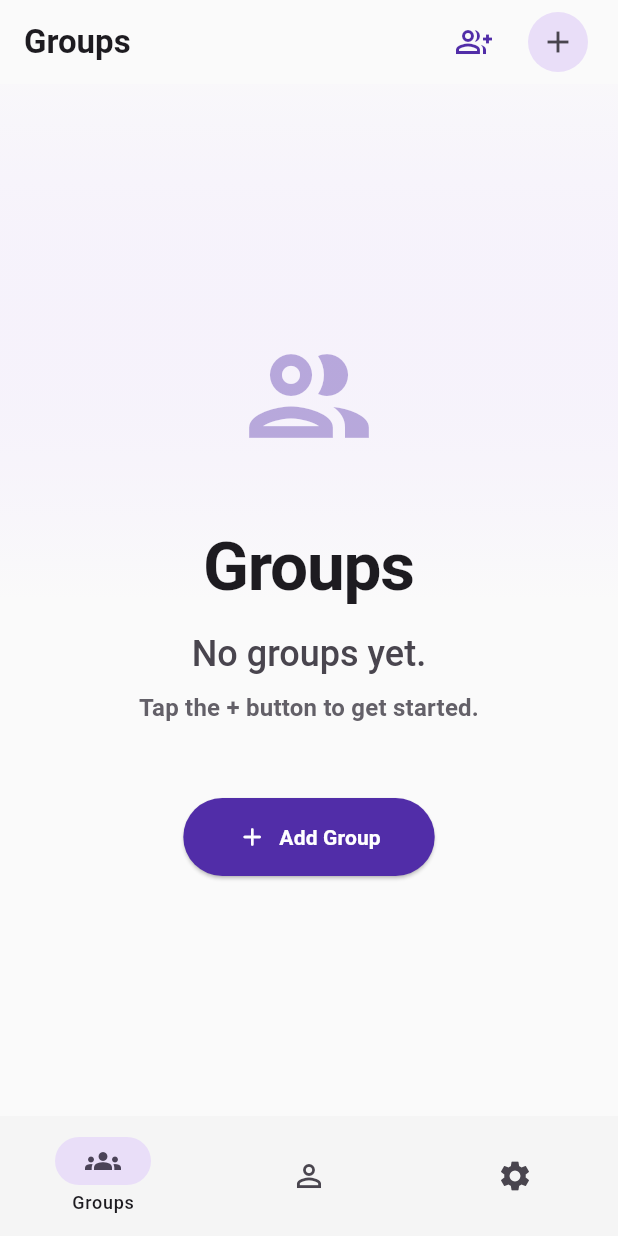
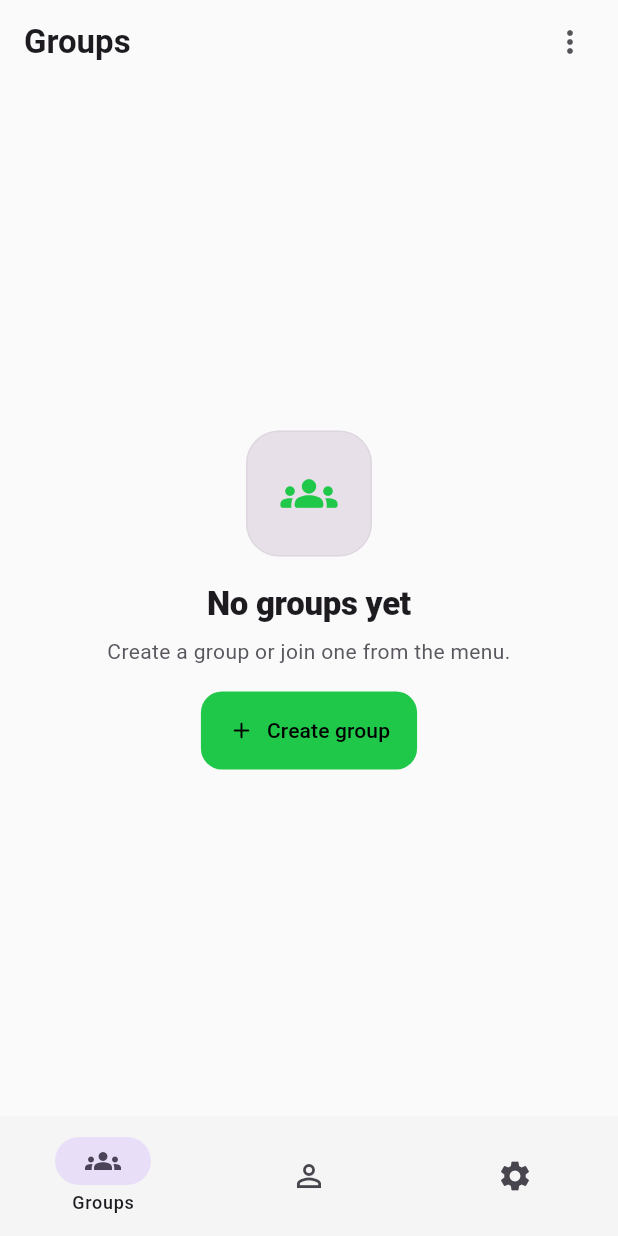
Before and after one commit to jam172002/splitnest, a Flutter app: the GroupsScreen screen opened by its route, on a phone screen of 412 x 824 dp. Run offline on Flutter 3.47's test engine with Material 3 defaults, Android fonts, the phone set to English and light mode, and no system bars; our stand-ins replace cloud_firestore, firebase_auth, firebase_core, firebase_messaging, go_router, qr_flutter; missing offline and left inert: mobile_scanner; accounts and stored records are empty.

Commit message:
feat: refactor group navigation and enhance Groups UI
- **Routing & Navigation:**
    - Moved `create_group` and `join_group` routes outside of the main shell to hide the bottom navigation bar on these screens.
    - Added the missing `add_personal_expense` route to the personal ledger branch.

- **Groups Screen Enhancements:**
    - Replaced the action buttons in the app bar with a modern `PopupMenuButton` for "Join group" and "Create group" actions.
    - Redesigned the "empty state" UI with a more compact, centered layout featuring a brand-colored icon and a styled "Create group" button.
    - Updated group list items with a more refined design, including smaller avatars with brand-green gradients, polished shadows, and theme-responsive typography.
    - Improved theme responsiveness for surface colors, borders, and text contrasts in both light and dark modes.
    - Introduced a consistent "brand green" accent color across the Groups screen UI components.

```diff
--- a/lib/app_router.dart
+++ b/lib/app_router.dart
@@ -83,18 +83,6 @@ final appRouter = GoRouter(
             GoRoute(
               path: '/',
               builder: (context, state) => const GroupsScreen(),
-              routes: [
-                GoRoute(
-                  path: 'create-group',
-                  name: 'create_group',
-                  builder: (context, state) => const CreateGroupScreen(),
-                ),
-                GoRoute(
-                  path: 'join-group',
-                  name: 'join_group',
-                  builder: (context, state) => const JoinGroupScreen(),
-                ),
-              ],
             ),
 
             // Group detail + nested routes
@@ -145,7 +133,6 @@ final appRouter = GoRouter(
               path: '/app/personal',
               builder: (context, state) => const PersonalHomeScreen(),
               routes: [
-                // Missing route — now added
                 GoRoute(
                   path: 'add',
                   name: 'add_personal_expense',
@@ -167,5 +154,17 @@ final appRouter = GoRouter(
         ),
       ],
     ),
+
+    // ✅ OUTSIDE the shell → bottom bar will NOT show
+    GoRoute(
+      path: '/create-group',
+      name: 'create_group',
+      builder: (context, state) => const CreateGroupScreen(),
+    ),
+    GoRoute(
+      path: '/join-group',
+      name: 'join_group',
+      builder: (context, state) => const JoinGroupScreen(),
+    ),
   ],
 );
--- a/lib/presentation/screens/home/groups_screen.dart
+++ b/lib/presentation/screens/home/groups_screen.dart
@@ -6,47 +6,85 @@ import '../../../data/auth_repo.dart';
 import '../../../data/group_repo.dart';
 import '../../../domain/models/group.dart';
 import '../../widgets/app_scaffold.dart';
-import '../../widgets/empty_hint.dart';
 
 class GroupsScreen extends StatelessWidget {
   const GroupsScreen({super.key});
 
+  // Brand accent (OK to keep constant)
+  static const Color kBrandGreen = Color(0xFF20C84A);
+
   @override
   Widget build(BuildContext context) {
     final theme = Theme.of(context);
-    final colorScheme = theme.colorScheme;
+    final cs = theme.colorScheme;
+    final isDark = theme.brightness == Brightness.dark;
+
     final auth = context.watch<AuthRepo>();
     final uid = auth.currentUser?.uid ?? '';
 
+    // Theme-responsive surfaces
+    final bgTop = isDark ? cs.surface : cs.surface;
+    final bgBottom = isDark ? cs.surface : cs.surface;
+    final cardColor = isDark ? cs.surfaceContainerLowest : cs.surface;
+    final cardBorder = cs.outlineVariant.withValues(alpha: isDark ? 0.30 : 0.35);
+
+    // Text colors responsive
+    final titleColor = cs.onSurface;
+    final subText = cs.onSurfaceVariant.withValues(alpha: isDark ? 0.85 : 0.9);
+
     return AppScaffold(
       title: 'Groups',
-      // Keeping your original actions – only minor spacing polish
       actions: [
-        IconButton(
-          onPressed: () => context.push('/join-group'),
-          icon: Icon(Icons.group_add_outlined, color: colorScheme.primary),
-          tooltip: 'Join group',
+        Padding(
+          padding: const EdgeInsets.only(right: 8),
+          child: PopupMenuButton<_GroupsMenu>(
+            tooltip: 'More',
+            color: cs.surface,
+            shape: RoundedRectangleBorder(borderRadius: BorderRadius.circular(14)),
+            icon: Icon(Icons.more_vert_rounded, color: cs.onSurface.withValues(alpha: 0.75)),
+            onSelected: (v) {
+              switch (v) {
+                case _GroupsMenu.join:
+                  context.push('/join-group');
+                  break;
+                case _GroupsMenu.create:
+                  context.push('/create-group');
+                  break;
+              }
+            },
+            itemBuilder: (context) => [
+              PopupMenuItem(
+                value: _GroupsMenu.join,
+                child: Row(
+                  children: [
+                    const Icon(Icons.group_add_outlined, size: 18, color: kBrandGreen),
+                    const SizedBox(width: 10),
+                    Text('Join group', style: TextStyle(color: cs.onSurface)),
+                  ],
                 ),
-        const SizedBox(width: 8),
-        Padding(
-          padding: const EdgeInsets.only(right: 16.0),
-          child: IconButton.filledTonal(
-            onPressed: () => context.push('/create-group'),
-            icon: const Icon(Icons.add),
-            tooltip: 'Create group',
+              ),
+              PopupMenuItem(
+                value: _GroupsMenu.create,
+                child: Row(
+                  children: [
+                    const Icon(Icons.add_circle_outline_rounded, size: 18, color: kBrandGreen),
+                    const SizedBox(width: 10),
+                    Text('Create group', style: TextStyle(color: cs.onSurface)),
+                  ],
+                ),
+              ),
+            ],
           ),
         ),
       ],
       child: Container(
-        // Soft gradient background – Telegram-like feel
         decoration: BoxDecoration(
           gradient: LinearGradient(
             begin: Alignment.topCenter,
             end: Alignment.bottomCenter,
             colors: [
-              colorScheme.primaryContainer.withOpacity(0.08),
-              colorScheme.surface,
-              colorScheme.surface,
+              bgTop,
+              bgBottom,
             ],
           ),
         ),
@@ -54,185 +92,169 @@ class GroupsScreen extends StatelessWidget {
           stream: context.read<GroupRepo>().watchMyGroups(uid),
           builder: (context, snap) {
             if (snap.connectionState == ConnectionState.waiting) {
-              return const Center(child: CircularProgressIndicator());
+              return const Center(
+                child: SizedBox(
+                  width: 22,
+                  height: 22,
+                  child: CircularProgressIndicator(strokeWidth: 2),
+                ),
+              );
             }
 
             final items = snap.data ?? [];
 
             if (items.isEmpty) {
               return Center(
+                child: Padding(
+                  padding: const EdgeInsets.symmetric(horizontal: 24),
                   child: Column(
                     mainAxisAlignment: MainAxisAlignment.center,
                     children: [
-                    // Large subtle icon
-                    Icon(
-                      Icons.group_outlined,
-                      size: 96,
-                      color: colorScheme.primary.withOpacity(0.38),
+                      Container(
+                        width: 84,
+                        height: 84,
+                        decoration: BoxDecoration(
+                          color: cs.surfaceContainerHighest.withValues(alpha: isDark ? 0.35 : 1),
+                          borderRadius: BorderRadius.circular(22),
+                          border: Border.all(color: cardBorder),
                         ),
-                    const SizedBox(height: 40),
-
+                        child: const Icon(Icons.groups_rounded, size: 38, color: kBrandGreen),
+                      ),
+                      const SizedBox(height: 18),
                       Text(
-                      'Groups',
-                      style: theme.textTheme.displayMedium?.copyWith(
-                        fontWeight: FontWeight.w700,
-                        color: colorScheme.onSurface,
-                        letterSpacing: -0.8,
-                      ),
-                    ),
-                    const SizedBox(height: 16),
-
-                    Text(
-                      'No groups yet.',
-                      style: theme.textTheme.headlineSmall?.copyWith(
-                        color: colorScheme.onSurfaceVariant,
-                        fontWeight: FontWeight.w500,
+                        'No groups yet',
+                        style: theme.textTheme.titleLarge?.copyWith(
+                          color: titleColor,
+                          fontWeight: FontWeight.w800,
+                          letterSpacing: -0.2,
                         ),
                       ),
                       const SizedBox(height: 8),
-
                       Text(
-                      'Tap the + button to get started.',
-                      style: theme.textTheme.titleMedium?.copyWith(
-                        color: colorScheme.onSurfaceVariant.withOpacity(0.85),
+                        'Create a group or join one from the menu.',
+                        textAlign: TextAlign.center,
+                        style: theme.textTheme.bodyMedium?.copyWith(
+                          color: subText,
+                          height: 1.25,
                         ),
-                      textAlign: TextAlign.center,
                       ),
-
-                    const SizedBox(height: 48),
-
-                    // Prominent pill-shaped button
+                      const SizedBox(height: 18),
                       FilledButton.icon(
                         onPressed: () => context.push('/create-group'),
-                      icon: const Icon(Icons.add_rounded, size: 20),
-                      label: const Text(
-                        'Add Group',
-                        style: TextStyle(fontWeight: FontWeight.w600),
-                      ),
+                        icon: const Icon(Icons.add_rounded, size: 18),
+                        label: const Text('Create group'),
                         style: FilledButton.styleFrom(
-                        padding: const EdgeInsets.symmetric(
-                          horizontal: 36,
-                          vertical: 16,
-                        ),
-                        shape: const StadiumBorder(),
-                        elevation: 1,
+                          backgroundColor: kBrandGreen,
+                          foregroundColor: Colors.black,
+                          padding: const EdgeInsets.symmetric(horizontal: 18, vertical: 12),
+                          shape: RoundedRectangleBorder(borderRadius: BorderRadius.circular(14)),
+                          elevation: 0,
                         ),
                       ),
                     ],
+                  ),
                 ),
               );
             }
 
             return ListView.builder(
-              padding: const EdgeInsets.fromLTRB(16, 12, 16, 24),
+              padding: const EdgeInsets.fromLTRB(12, 10, 12, 18),
               itemCount: items.length,
               itemBuilder: (context, i) {
                 final g = items[i];
                 final membersCount = g.memberUids.length;
 
                 return Container(
-                  margin: const EdgeInsets.only(bottom: 16),
+                  margin: const EdgeInsets.only(bottom: 10),
                   decoration: BoxDecoration(
-                    borderRadius: BorderRadius.circular(28),
+                    borderRadius: BorderRadius.circular(18),
                     boxShadow: [
                       BoxShadow(
-                        color: Colors.black.withOpacity(0.06),
-                        blurRadius: 12,
-                        offset: const Offset(0, 3),
+                        color: Colors.black.withValues(alpha: isDark ? 0.35 : 0.08),
+                        blurRadius: 14,
+                        offset: const Offset(0, 6),
                       ),
                     ],
                   ),
-                  child: Card(
-                    elevation: 0,
-                    color: colorScheme.surfaceContainerLowest,
-                    shape: RoundedRectangleBorder(
-                      borderRadius: BorderRadius.circular(28),
-                      side: BorderSide(
-                        color: colorScheme.outlineVariant.withOpacity(0.3),
-                        width: 0.5,
-                      ),
-                    ),
+                  child: Material(
+                    color: cardColor,
+                    borderRadius: BorderRadius.circular(18),
                     child: InkWell(
-                      borderRadius: BorderRadius.circular(28),
+                      borderRadius: BorderRadius.circular(18),
                       onTap: () => context.push('/group/${g.id}'),
                       child: Padding(
-                        padding: const EdgeInsets.all(20),
+                        padding: const EdgeInsets.symmetric(horizontal: 12, vertical: 10),
                         child: Row(
                           children: [
-                            // Slightly larger & more modern avatar
+                            // smaller avatar
                             Container(
-                              width: 68,
-                              height: 68,
+                              width: 44,
+                              height: 44,
                               decoration: BoxDecoration(
                                 gradient: LinearGradient(
-                                  colors: [
-                                    colorScheme.primaryContainer,
-                                    colorScheme.primaryContainer.withOpacity(0.65),
-                                  ],
                                   begin: Alignment.topLeft,
                                   end: Alignment.bottomRight,
+                                  colors: [
+                                    kBrandGreen,
+                                    kBrandGreen.withValues(alpha: 0.75),
+                                  ],
                                 ),
-                                borderRadius: BorderRadius.circular(22),
+                                borderRadius: BorderRadius.circular(14),
                                 boxShadow: [
                                   BoxShadow(
-                                    color: colorScheme.primary.withOpacity(0.12),
-                                    blurRadius: 8,
-                                    offset: const Offset(0, 2),
+                                    color: kBrandGreen.withValues(alpha: isDark ? 0.18 : 0.25),
+                                    blurRadius: 12,
+                                    offset: const Offset(0, 4),
                                   ),
                                 ],
                               ),
                               alignment: Alignment.center,
                               child: Text(
                                 g.name.isNotEmpty ? g.name[0].toUpperCase() : '?',
-                                style: theme.textTheme.headlineMedium?.copyWith(
-                                  color: colorScheme.onPrimaryContainer,
-                                  fontWeight: FontWeight.w800,
+                                style: theme.textTheme.titleMedium?.copyWith(
+                                  color: Colors.black,
+                                  fontWeight: FontWeight.w900,
                                 ),
                               ),
                             ),
-                            const SizedBox(width: 20),
+                            const SizedBox(width: 12),
 
                             Expanded(
                               child: Column(
                                 crossAxisAlignment: CrossAxisAlignment.start,
+                                mainAxisSize: MainAxisSize.min,
                                 children: [
                                   Text(
                                     g.name,
-                                    style: theme.textTheme.titleLarge?.copyWith(
-                                      fontWeight: FontWeight.w700,
-                                      letterSpacing: -0.4,
-                                    ),
                                     maxLines: 1,
                                     overflow: TextOverflow.ellipsis,
+                                    style: theme.textTheme.titleMedium?.copyWith(
+                                      color: titleColor,
+                                      fontWeight: FontWeight.w800,
+                                      letterSpacing: -0.2,
+                                      fontSize: 15, // smaller than before
                                     ),
-                                  const SizedBox(height: 8),
+                                  ),
+                                  const SizedBox(height: 6),
+
                                   Container(
-                                    padding: const EdgeInsets.symmetric(
-                                      horizontal: 12,
-                                      vertical: 5,
-                                    ),
+                                    padding: const EdgeInsets.symmetric(horizontal: 10, vertical: 4),
                                     decoration: BoxDecoration(
-                                      color: colorScheme.secondaryContainer
-                                          .withOpacity(0.4),
-                                      borderRadius: BorderRadius.circular(16),
+                                      color: cs.surfaceContainerHighest.withValues(alpha: isDark ? 0.30 : 0.55),
+                                      borderRadius: BorderRadius.circular(999),
+                                      border: Border.all(color: cardBorder),
                                     ),
                                     child: Row(
                                       mainAxisSize: MainAxisSize.min,
                                       children: [
-                                        Icon(
-                                          Icons.people_alt_rounded,
-                                          size: 15,
-                                          color: colorScheme.onSecondaryContainer
-                                              .withOpacity(0.9),
-                                        ),
+                                        const Icon(Icons.people_alt_rounded, size: 14, color: kBrandGreen),
                                         const SizedBox(width: 6),
                                         Text(
                                           '$membersCount member${membersCount == 1 ? '' : 's'}',
-                                          style: theme.textTheme.labelLarge
-                                              ?.copyWith(
-                                            color: colorScheme
-                                                .onSecondaryContainer,
-                                            fontWeight: FontWeight.w600,
+                                          style: theme.textTheme.labelMedium?.copyWith(
+                                            color: cs.onSurfaceVariant.withValues(alpha: 0.9),
+                                            fontWeight: FontWeight.w700,
+                                            fontSize: 12, // smaller
                                           ),
                                         ),
                                       ],
@@ -241,11 +263,9 @@ class GroupsScreen extends StatelessWidget {
                                 ],
                               ),
                             ),
-                            Icon(
-                              Icons.chevron_right_rounded,
-                              size: 20,
-                              color: colorScheme.outline,
-                            ),
+
+                            const SizedBox(width: 10),
+                            Icon(Icons.chevron_right_rounded, size: 18, color: cs.outline.withValues(alpha: 0.8)),
                           ],
                         ),
                       ),
@@ -260,3 +280,5 @@ class GroupsScreen extends StatelessWidget {
     );
   }
 }
+
+enum _GroupsMenu { join, create }
```
Lines whose indentation alone changed are shown as unchanged.
